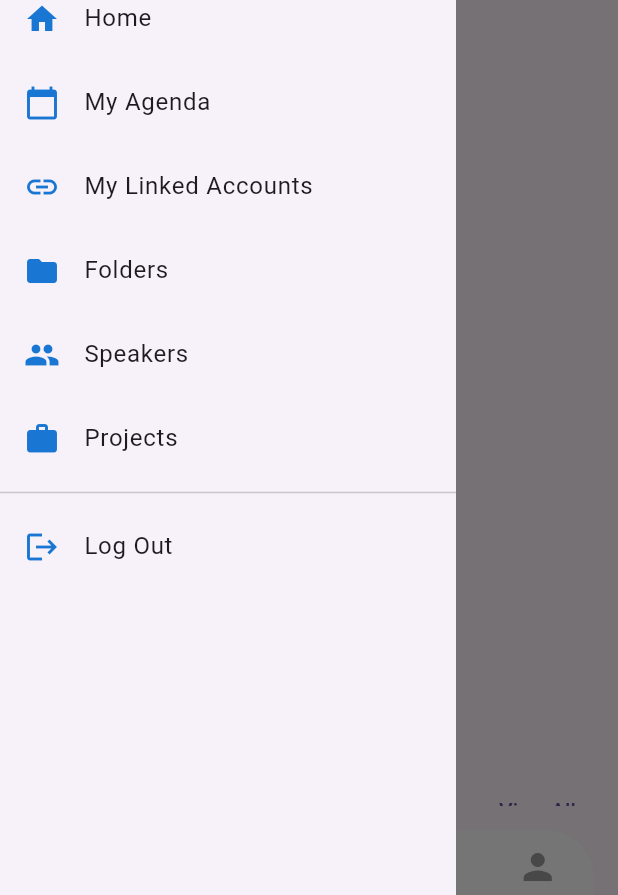
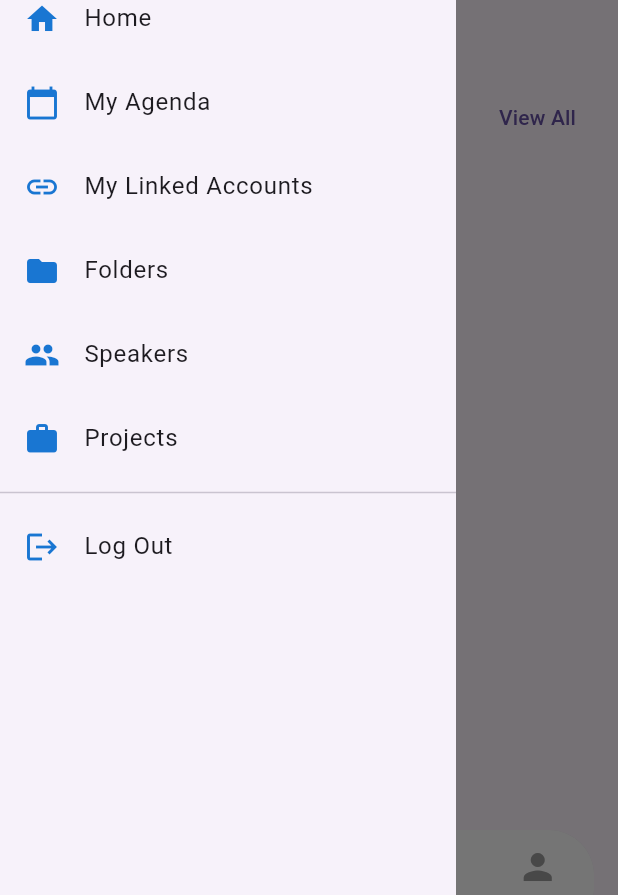
Before and after one commit to saakhani/harf-ba-harf, a Flutter app: the screen it shows once a user with an empty profile is signed in, with the side drawer open, on a phone screen of 412 x 824 dp. Shown: the part 277-1172 px from the top of the screen. Run offline on Flutter 3.47's test engine with Material 3 defaults, Android fonts, the phone set to English and light mode, and no system bars; our stand-ins replace cloud_firestore, firebase_auth, firebase_core, firebase_remote_config, google_sign_in; accounts and stored records are empty.

Commit message:
connected to db

```diff
--- a/lib/data/dummy_data.dart
+++ b/lib/data/dummy_data.dart
@@ -1,10 +1,13 @@
 // lib/data/dummy_data.dart
-import 'package:harf_ba_harf/models/meeting.dart';
+import 'package:harf_ba_harf/models/meeting_model.dart';
 
 class DummyData {
   static final List<Meeting> todayMeetings = [
     Meeting(
       id: '1',
+            audioUrl: "test",
+      notes: "",
+      summary: "",
       title: 'UI/UX Standup',
       date: DateTime.now().copyWith(hour: 9, minute: 0),
       duration: const Duration(hours: 1, minutes: 30),
@@ -23,6 +26,9 @@ class DummyData {
       date: DateTime.now().copyWith(hour: 12, minute: 0),
       duration: const Duration(hours: 1),
       tags: ['Softech', 'Sync'],
+      audioUrl: "test",
+      notes: "",
+      summary: "",
       transcript: [],
     ),
     Meeting(
@@ -31,6 +37,9 @@ class DummyData {
       date: DateTime.now().copyWith(hour: 15, minute: 0),
       duration: const Duration(hours: 1, minutes: 30),
       tags: ['DevOps', 'Internal'],
+            audioUrl: "test",
+      notes: "",
+      summary: "",
       transcript: [],
     ),
   ];
@@ -38,6 +47,31 @@ class DummyData {
   static final List<Meeting> pastMeetings = [
     Meeting(
       id: '4',
+      title: 'UI/UX Stand-Up',
+      date: DateTime(2025, 2, 25, 9, 0),
+      duration: const Duration(hours: 1, minutes: 32),
+      tags: ['Design', 'Internal'],
+            audioUrl: "test",
+      notes: "",
+      summary: "",
+      transcript: [
+        TranscriptEntry(
+          speaker: 'Maham',
+          timestamp: const Duration(seconds: 21),
+          text: 'Assalam o Alaikumi Umead hai ke aap sab ne kal wok saare kaam paore kar liye hange...',
+        ),
+        TranscriptEntry(
+          speaker: 'Nimra',
+          timestamp: const Duration(minutes: 1, seconds: 49),
+          text: 'Walaikum Assalam, jee maine log in ka poora user flow bana lia hai...',
+        ),
+      ],
+    ),
+        Meeting(
+      id: '4',
+            audioUrl: "test",
+      notes: "",
+      summary: "",
       title: 'UI/UX Stand-Up',
       date: DateTime(2025, 2, 25, 9, 0),
       duration: const Duration(hours: 1, minutes: 32),
@@ -57,25 +91,9 @@ class DummyData {
     ),
         Meeting(
       id: '4',
-      title: 'UI/UX Stand-Up',
-      date: DateTime(2025, 2, 25, 9, 0),
-      duration: const Duration(hours: 1, minutes: 32),
-      tags: ['Design', 'Internal'],
-      transcript: [
-        TranscriptEntry(
-          speaker: 'Maham',
-          timestamp: const Duration(seconds: 21),
-          text: 'Assalam o Alaikumi Umead hai ke aap sab ne kal wok saare kaam paore kar liye hange...',
-        ),
-        TranscriptEntry(
-          speaker: 'Nimra',
-          timestamp: const Duration(minutes: 1, seconds: 49),
-          text: 'Walaikum Assalam, jee maine log in ka poora user flow bana lia hai...',
-        ),
-      ],
-    ),
-        Meeting(
-      id: '4',
+            audioUrl: "test",
+      notes: "",
+      summary: "",
       title: 'UI/UX Stand-Up',
       date: DateTime(2025, 2, 25, 9, 0),
       duration: const Duration(hours: 1, minutes: 32),
@@ -95,6 +113,9 @@ class DummyData {
     ),
     Meeting(
       id: '5',
+            audioUrl: "test",
+      notes: "",
+      summary: "",
       title: 'Softech Sync',
       date: DateTime(2025, 2, 24, 16, 0),
       duration: const Duration(minutes: 47),
--- a/lib/main.dart
+++ b/lib/main.dart
@@ -1,5 +1,7 @@
+//main.dart
+
 import 'package:flutter/material.dart';
-import 'package:harf_ba_harf/models/meeting.dart';
+import 'package:harf_ba_harf/models/meeting_model.dart';
 import 'package:harf_ba_harf/screens/calander.dart';
 import 'package:harf_ba_harf/screens/file_transcription.dart';
 import 'package:harf_ba_harf/screens/history.dart';
--- a/lib/models/meeting.dart
+++ /dev/null
@@ -1,31 +0,0 @@
-class Meeting {
-  final String id;
-  final String title;
-  final DateTime date;
-  final Duration duration;
-  final String? notes;
-  final List<String> tags;
-  final List<TranscriptEntry> transcript;
-
-  Meeting({
-    required this.id,
-    required this.title,
-    required this.date,
-    required this.duration,
-    required this.tags,
-    required this.transcript,
-    this.notes,
-  });
-}
-
-class TranscriptEntry {
-  final String speaker;
-  final Duration timestamp;
-  final String text;
-
-  TranscriptEntry({
-    required this.speaker,
-    required this.timestamp,
-    required this.text,
-  });
-}
--- /dev/null
+++ b/lib/models/meeting_model.dart
@@ -0,0 +1,62 @@
+import 'package:cloud_firestore/cloud_firestore.dart';
+
+class Meeting {
+  final String id;
+  final String title;
+  final DateTime date;
+  final Duration duration;
+  final String audioUrl;
+  final List<String> tags;
+  final List<TranscriptEntry> transcript;
+  final String notes;
+  final String summary;
+
+  Meeting({
+    required this.id,
+    required this.title,
+    required this.date,
+    required this.duration,
+    required this.audioUrl,
+    required this.tags,
+    required this.transcript,
+    required this.notes,
+    required this.summary,
+  });
+
+  factory Meeting.fromFirestore(DocumentSnapshot doc) {
+    final data = doc.data() as Map<String, dynamic>;
+    return Meeting(
+      id: doc.id,
+      title: data['title'],
+      date: (data['date'] as Timestamp).toDate(),
+      duration: Duration(seconds: data['duration_seconds']),
+      audioUrl: data['audio_url'],
+      tags: List<String>.from(data['tags']),
+      transcript: (data['transcript'] as List<dynamic>)
+          .map((entry) => TranscriptEntry.fromMap(entry))
+          .toList(),
+      notes: data['notes'] ?? '',
+      summary: data['summary'] ?? '',
+    );
+  }
+}
+
+class TranscriptEntry {
+  final String speaker;
+  final Duration timestamp;
+  final String text;
+
+  TranscriptEntry({
+    required this.speaker,
+    required this.timestamp,
+    required this.text,
+  });
+
+  factory TranscriptEntry.fromMap(Map<String, dynamic> map) {
+    return TranscriptEntry(
+      speaker: map['speaker'],
+      timestamp: Duration(seconds: map['timestamp_seconds']),
+      text: map['text'],
+    );
+  }
+}
--- a/lib/screens/history.dart
+++ b/lib/screens/history.dart
@@ -1,7 +1,7 @@
 // lib/screens/history.dart
 import 'package:flutter/material.dart';
 import 'package:harf_ba_harf/data/dummy_data.dart';
-import 'package:harf_ba_harf/models/meeting.dart';
+import 'package:harf_ba_harf/models/meeting_model.dart';
 import 'package:harf_ba_harf/widgets/meeting_card.dart';
 import 'package:harf_ba_harf/widgets/navbar.dart';
 
--- a/lib/screens/home.dart
+++ b/lib/screens/home.dart
@@ -1,6 +1,8 @@
+//home.dart
 import 'package:flutter/material.dart';
 import 'package:harf_ba_harf/data/dummy_data.dart';
-import 'package:harf_ba_harf/models/meeting.dart';
+import 'package:harf_ba_harf/models/meeting_model.dart';
+import 'package:harf_ba_harf/services/firestore_service.dart';
 import 'package:harf_ba_harf/widgets/meeting_card.dart';
 import 'package:harf_ba_harf/widgets/navbar.dart';
 import 'package:harf_ba_harf/widgets/sidebar.dart';
@@ -11,6 +13,7 @@ class HomePage extends StatelessWidget {
   HomePage({super.key});
 
   final int _currentNavIndex = 2;
+  final FirestoreService _firestoreService = FirestoreService();
   final List<Color> upcomingColors = [
     Colors.blue.shade100,
     Colors.green.shade100,
@@ -37,7 +40,8 @@ class HomePage extends StatelessWidget {
                 Navigator.pushNamed(context, '/file-transcription');
               }
             },
-            itemBuilder: (context) => [
+            itemBuilder:
+                (context) => [
                   const PopupMenuItem<String>(
                     value: 'live',
                     child: ListTile(
@@ -95,18 +99,46 @@ class HomePage extends StatelessWidget {
             const SizedBox(height: 16),
 
             // Upcoming Meeting Cards
-            ...DummyData.todayMeetings.asMap().entries.map((entry) {
-              final index = entry.key;
-              final meeting = entry.value;
+            FutureBuilder<List<Meeting>>(
+              future: _firestoreService.fetchUserMeetings(),
+              builder: (context, snapshot) {
+                if (snapshot.connectionState == ConnectionState.waiting) {
+                  return const Center(child: CircularProgressIndicator());
+                }
+                if (snapshot.hasError) {
+                  return const Center(child: Text("Error loading meetings"));
+                }
+
+                final meetings = snapshot.data ?? [];
+                final todayMeetings =
+                    meetings.where((meeting) {
+                      return meeting.date.isAfter(
+                            DateTime.now().subtract(const Duration(days: 1)),
+                          ) &&
+                          meeting.date.isBefore(
+                            DateTime.now().add(const Duration(days: 1)),
+                          );
+                    }).toList();
+
+                return ListView.builder(
+                  shrinkWrap: true,
+                  physics: const NeverScrollableScrollPhysics(),
+                  itemCount: todayMeetings.length,
+                  itemBuilder: (context, index) {
+                    final meeting = todayMeetings[index];
                     return UpcomingMeetingCard(
                       title: meeting.title,
-                time: '${DateFormat('h:mm a').format(meeting.date)} - '
+                      time:
+                          '${DateFormat('h:mm a').format(meeting.date)} - '
                           '${DateFormat('h:mm a').format(meeting.date.add(meeting.duration))}',
-                notes: meeting.notes ?? 'No notes available',
-                color: upcomingColors[index % upcomingColors.length],
+                      notes: meeting.notes,
+                      color: Colors.blue.shade100,
                       margin: const EdgeInsets.only(bottom: 16),
                     );
-            }),
+                  },
+                );
+              },
+            ),
 
             // History Section
             const SizedBox(height: 24),
@@ -125,16 +157,19 @@ class HomePage extends StatelessWidget {
             ),
 
             // Historical Meeting Cards
-            ...recentHistory.map((meeting) => Padding(
+            ...recentHistory.map(
+              (meeting) => Padding(
                 padding: const EdgeInsets.only(bottom: 12),
                 child: MeetingCard(
                   meeting: meeting,
                   onTap: () => _navigateToDetail(context, meeting),
                 ),
-            )),
+              ),
+            ),
           ],
         ),
       ),
+
       bottomNavigationBar: FloatingNavBar(
         context: context,
         currentIndex: _currentNavIndex,
@@ -143,10 +178,6 @@ class HomePage extends StatelessWidget {
   }
 
   void _navigateToDetail(BuildContext context, Meeting meeting) {
-    Navigator.pushNamed(
-      context,
-      '/meeting-detail',
-      arguments: meeting,
-    );
+    Navigator.pushNamed(context, '/meeting-detail', arguments: meeting);
   }
 }
--- a/lib/screens/login.dart
+++ b/lib/screens/login.dart
@@ -1,6 +1,6 @@
 import 'package:flutter/material.dart';
 import 'package:harf_ba_harf/screens/signup.dart';
-import 'package:harf_ba_harf/utilities/google_signin.dart';
+import 'package:harf_ba_harf/services/google_signin.dart';
 
 class LoginPage extends StatefulWidget {
   const LoginPage({super.key});
--- a/lib/screens/meeting_detail.dart
+++ b/lib/screens/meeting_detail.dart
@@ -3,7 +3,7 @@ import 'package:flutter/material.dart';
 import 'package:harf_ba_harf/widgets/duration_formatter.dart';
 import 'package:harf_ba_harf/widgets/transcript_entry.dart';
 import 'package:intl/intl.dart';
-import '../models/meeting.dart';
+import '../models/meeting_model.dart';
 
 class MeetingDetailPage extends StatelessWidget {
   final Meeting meeting;
--- a/lib/screens/signup.dart
+++ b/lib/screens/signup.dart
@@ -1,5 +1,5 @@
 import 'package:flutter/material.dart';
-import 'package:harf_ba_harf/utilities/google_signin.dart';
+import 'package:harf_ba_harf/services/google_signin.dart';
 class SignUpPage extends StatelessWidget {
   final GoogleAuthService _authService = GoogleAuthService();
 
--- a/lib/widgets/meeting_card.dart
+++ b/lib/widgets/meeting_card.dart
@@ -1,6 +1,6 @@
 // widgets/history/meeting_card.dart
 import 'package:flutter/material.dart';
-import 'package:harf_ba_harf/models/meeting.dart';
+import 'package:harf_ba_harf/models/meeting_model.dart';
 import 'package:intl/intl.dart';
 
 
--- a/lib/widgets/transcript_entry.dart
+++ b/lib/widgets/transcript_entry.dart
@@ -1,7 +1,7 @@
 // widgets/history/transcript_entry.dart
 import 'package:flutter/material.dart';
 import 'package:harf_ba_harf/widgets/duration_formatter.dart';
-import '../../models/meeting.dart';
+import '../models/meeting_model.dart';
 
 
 class TranscriptEntryWidget extends StatelessWidget {
```
Also changed, not shown: lib/services/firestore_service.dart (added, +27 -0 lines), lib/services/remote_config_service.dart (added, +20 -0 lines), pubspec.yaml (+10 -5 lines), lib/services/google_signin.dart (renamed from lib/utilities/google_signin.dart), pubspec.lock, 1 other file. Lines whose indentation alone changed are shown as unchanged.
